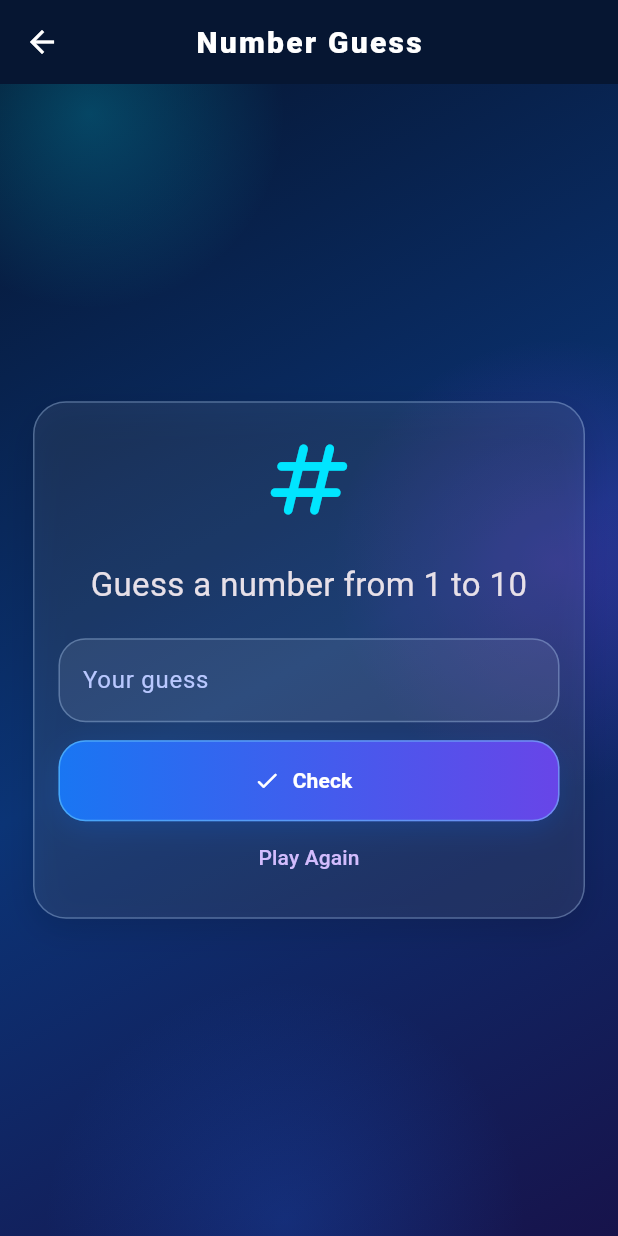
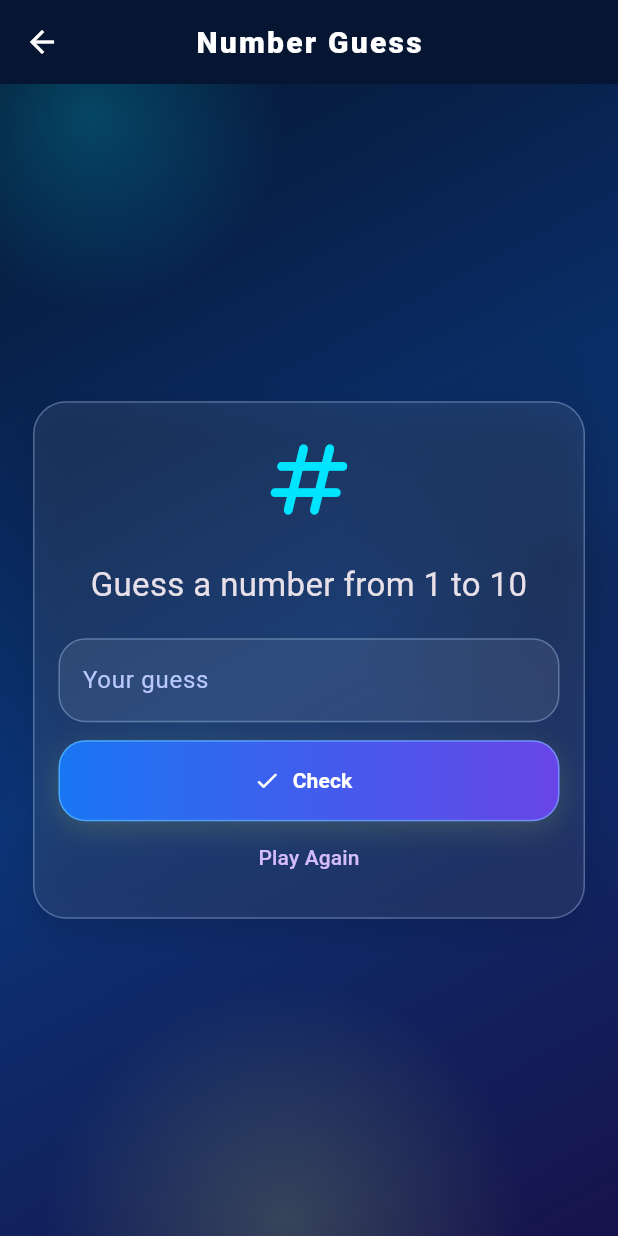
Before and after one commit to Appu-pixel-art/nick, a Flutter app: the NumberGuessPage screen opened directly, on a phone screen of 412 x 824 dp. Run offline on Flutter 3.47's test engine with Material 3 defaults, Android fonts, the phone set to English and light mode, and no system bars; network calls fail.

Commit message:
change new color

```diff
--- a/lib/main.dart
+++ b/lib/main.dart
@@ -9,10 +9,10 @@ void main() {
 // ================= GLASS WAVE COLORS =================
 
 const Color navy = Color(0xFF061632);
-const Color deepBlue = Color(0xFF0B2D63);
-const Color blue = Color(0xFF1769E8);
+const Color deepBlue = Color.fromARGB(255, 129, 142, 214);
+const Color blue = Color.fromARGB(255, 168, 196, 103);
 const Color cyan = Color(0xFF00E5FF);
-const Color violet = Color(0xFF7C3AED);
+const Color violet = Color.fromARGB(255, 19, 15, 26);
 const Color lavender = Color(0xFFB9C8FF);
 const Color lineWhite = Color(0x55B9D9FF);
 
```
